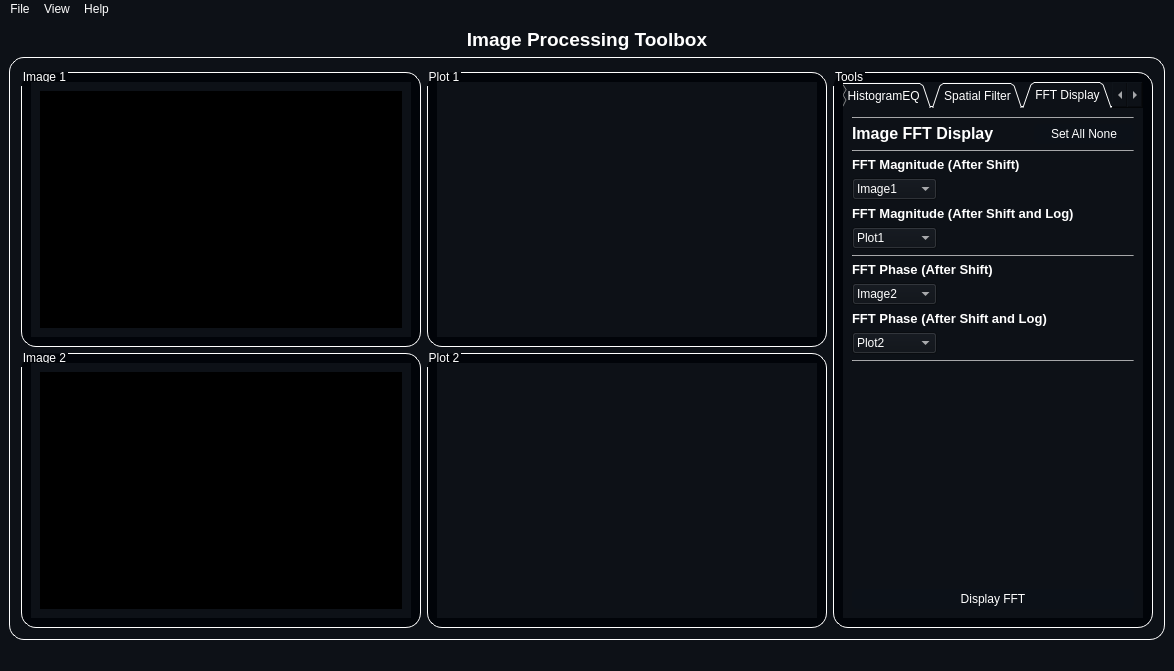
This is resources/MainWindow.ui in mo-gaafar/image-processing-toolbox as Qt 5 draws it before an edit. The edited form follows.
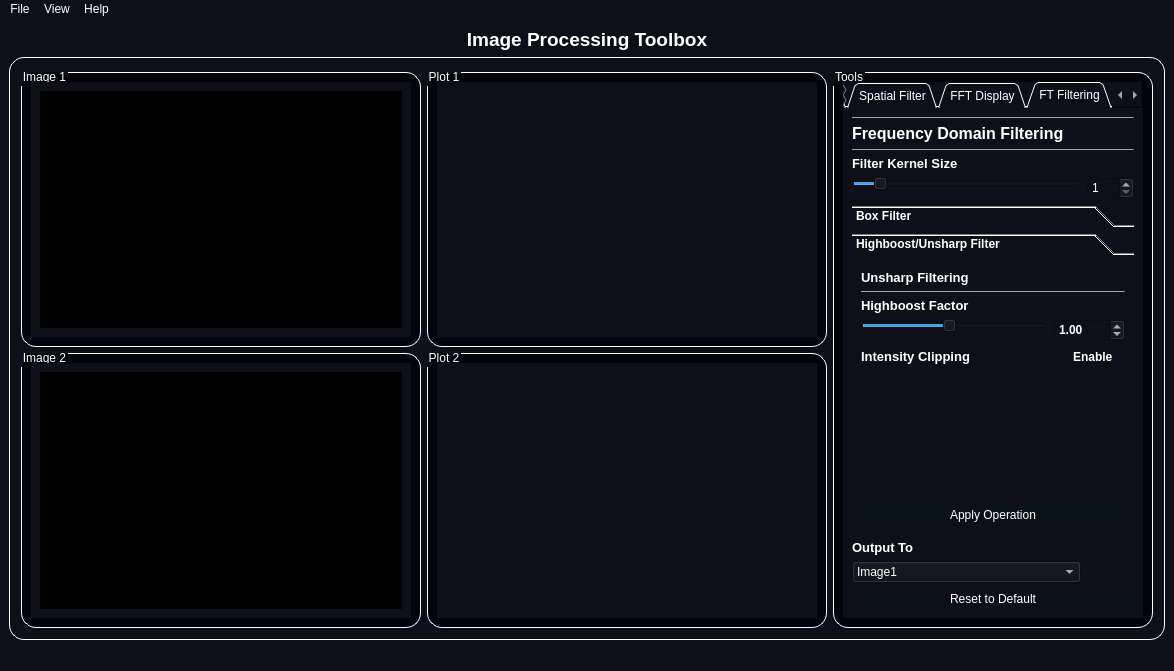
This is the edited form. The open tabs and pages were chosen to show the change. Icons and pictures are not drawn.

```diff
--- a/resources/MainWindow.ui
+++ b/resources/MainWindow.ui
@@ -7,7 +7,7 @@
     <x>0</x>
     <y>0</y>
     <width>1170</width>
-    <height>638</height>
+    <height>645</height>
    </rect>
   </property>
   <property name="windowTitle">
@@ -392,7 +392,7 @@
              <enum>QTabWidget::Triangular</enum>
             </property>
             <property name="currentIndex">
-             <number>4</number>
+             <number>5</number>
             </property>
             <property name="elideMode">
              <enum>Qt::ElideNone</enum>
@@ -2446,6 +2446,454 @@
               </item>
              </layout>
             </widget>
+            <widget class="QWidget" name="tab">
+             <attribute name="title">
+              <string>FT Filtering</string>
+             </attribute>
+             <layout class="QGridLayout" name="gridLayout_21">
+              <item row="0" column="0" colspan="2">
+               <widget class="Line" name="line_24">
+                <property name="maximumSize">
+                 <size>
+                  <width>16777215</width>
+                  <height>1</height>
+                 </size>
+                </property>
+                <property name="styleSheet">
+                 <string notr="true">background-color: rgba(255, 255, 255,100);</string>
+                </property>
+                <property name="orientation">
+                 <enum>Qt::Horizontal</enum>
+                </property>
+               </widget>
+              </item>
+              <item row="1" column="0">
+               <widget class="QLabel" name="label_35">
+                <property name="text">
+                 <string>&lt;html&gt;&lt;head/&gt;&lt;body&gt;&lt;p&gt;&lt;span style=&quot; font-size:12pt; font-weight:600;&quot;&gt;Frequency Domain Filtering&lt;/span&gt;&lt;/p&gt;&lt;/body&gt;&lt;/html&gt;</string>
+                </property>
+               </widget>
+              </item>
+              <item row="4" column="1">
+               <widget class="QDoubleSpinBox" name="ft_kernel_spinbox">
+                <property name="decimals">
+                 <number>0</number>
+                </property>
+                <property name="minimum">
+                 <double>1.000000000000000</double>
+                </property>
+                <property name="maximum">
+                 <double>101.000000000000000</double>
+                </property>
+                <property name="singleStep">
+                 <double>2.000000000000000</double>
+                </property>
+                <property name="value">
+                 <double>1.000000000000000</double>
+                </property>
+               </widget>
+              </item>
+              <item row="6" column="0">
+               <widget class="QLabel" name="label_36">
+                <property name="text">
+                 <string>&lt;html&gt;&lt;head/&gt;&lt;body&gt;&lt;p&gt;&lt;span style=&quot; font-size:10pt; font-weight:600;&quot;&gt;Output To&lt;/span&gt;&lt;/p&gt;&lt;/body&gt;&lt;/html&gt;</string>
+                </property>
+               </widget>
+              </item>
+              <item row="7" column="0">
+               <widget class="QComboBox" name="ftfilter_outout_combobox">
+                <item>
+                 <property name="text">
+                  <string>Image1</string>
+                 </property>
+                </item>
+                <item>
+                 <property name="text">
+                  <string>Image2</string>
+                 </property>
+                </item>
+                <item>
+                 <property name="text">
+                  <string>Plot1</string>
+                 </property>
+                </item>
+                <item>
+                 <property name="text">
+                  <string>Plot2</string>
+                 </property>
+                </item>
+               </widget>
+              </item>
+              <item row="2" column="0" colspan="2">
+               <widget class="Line" name="line_23">
+                <property name="maximumSize">
+                 <size>
+                  <width>16777215</width>
+                  <height>1</height>
+                 </size>
+                </property>
+                <property name="styleSheet">
+                 <string notr="true">background-color: rgba(255, 255, 255,100);</string>
+                </property>
+                <property name="orientation">
+                 <enum>Qt::Horizontal</enum>
+                </property>
+               </widget>
+              </item>
+              <item row="3" column="0">
+               <widget class="QLabel" name="label_37">
+                <property name="text">
+                 <string>&lt;html&gt;&lt;head/&gt;&lt;body&gt;&lt;p&gt;&lt;span style=&quot; font-size:10pt; font-weight:600;&quot;&gt;Filter Kernel Size&lt;/span&gt;&lt;/p&gt;&lt;/body&gt;&lt;/html&gt;</string>
+                </property>
+               </widget>
+              </item>
+              <item row="4" column="0">
+               <widget class="QSlider" name="ft_kernel_slider">
+                <property name="minimumSize">
+                 <size>
+                  <width>0</width>
+                  <height>0</height>
+                 </size>
+                </property>
+                <property name="minimum">
+                 <number>0</number>
+                </property>
+                <property name="maximum">
+                 <number>101</number>
+                </property>
+                <property name="singleStep">
+                 <number>1</number>
+                </property>
+                <property name="sliderPosition">
+                 <number>10</number>
+                </property>
+                <property name="tracking">
+                 <bool>true</bool>
+                </property>
+                <property name="orientation">
+                 <enum>Qt::Horizontal</enum>
+                </property>
+                <property name="invertedAppearance">
+                 <bool>false</bool>
+                </property>
+                <property name="invertedControls">
+                 <bool>false</bool>
+                </property>
+                <property name="tickPosition">
+                 <enum>QSlider::TicksBelow</enum>
+                </property>
+                <property name="tickInterval">
+                 <number>10</number>
+                </property>
+               </widget>
+              </item>
+              <item row="5" column="0" colspan="2">
+               <widget class="QToolBox" name="toolbox_ftfilt">
+                <property name="font">
+                 <font>
+                  <weight>75</weight>
+                  <italic>false</italic>
+                  <bold>true</bold>
+                 </font>
+                </property>
+                <property name="currentIndex">
+                 <number>0</number>
+                </property>
+                <widget class="QWidget" name="page_8">
+                 <property name="geometry">
+                  <rect>
+                   <x>0</x>
+                   <y>0</y>
+                   <width>282</width>
+                   <height>264</height>
+                  </rect>
+                 </property>
+                 <attribute name="label">
+                  <string>Box Filter</string>
+                 </attribute>
+                 <layout class="QFormLayout" name="formLayout_4">
+                  <item row="0" column="0" colspan="2">
+                   <widget class="QLabel" name="label_38">
+                    <property name="text">
+                     <string>&lt;html&gt;&lt;head/&gt;&lt;body&gt;&lt;p&gt;&lt;span style=&quot; font-size:10pt; font-weight:600;&quot;&gt;Linear Box Blur Filter in Frequency&lt;/span&gt;&lt;/p&gt;&lt;/body&gt;&lt;/html&gt;</string>
+                    </property>
+                   </widget>
+                  </item>
+                  <item row="1" column="0" colspan="2">
+                   <widget class="Line" name="line_25">
+                    <property name="maximumSize">
+                     <size>
+                      <width>16777215</width>
+                      <height>1</height>
+                     </size>
+                    </property>
+                    <property name="styleSheet">
+                     <string notr="true">background-color: rgba(255, 255, 255,100);</string>
+                    </property>
+                    <property name="orientation">
+                     <enum>Qt::Horizontal</enum>
+                    </property>
+                   </widget>
+                  </item>
+                  <item row="2" column="0">
+                   <widget class="QFrame" name="frame_5">
+                    <property name="minimumSize">
+                     <size>
+                      <width>0</width>
+                      <height>30</height>
+                     </size>
+                    </property>
+                    <property name="frameShape">
+                     <enum>QFrame::StyledPanel</enum>
+                    </property>
+                    <property name="frameShadow">
+                     <enum>QFrame::Raised</enum>
+                    </property>
+                   </widget>
+                  </item>
+                  <item row="2" column="1">
+                   <spacer name="verticalSpacer_12">
+                    <property name="orientation">
+                     <enum>Qt::Vertical</enum>
+                    </property>
+                    <property name="sizeType">
+                     <enum>QSizePolicy::MinimumExpanding</enum>
+                    </property>
+                    <property name="sizeHint" stdset="0">
+                     <size>
+                      <width>20</width>
+                      <height>50</height>
+                     </size>
+                    </property>
+                   </spacer>
+                  </item>
+                  <item row="3" column="0" colspan="2">
+                   <widget class="QPushButton" name="boxblur_ft_apply">
+                    <property name="minimumSize">
+                     <size>
+                      <width>100</width>
+                      <height>0</height>
+                     </size>
+                    </property>
+                    <property name="styleSheet">
+                     <string notr="true">QPushButton {
+    border-radius: 5px;
+    border-style: outset;
+    background: rgb(12, 17, 24);
+	padding: 3;
+    }
+
+QPushButton:hover {
+    background: rgb(63, 95, 127)
+    }
+
+QPushButton:pressed {
+    border-style: inset;
+    background:rgb(20, 20, 20)
+    }</string>
+                    </property>
+                    <property name="text">
+                     <string>Apply Operation</string>
+                    </property>
+                   </widget>
+                  </item>
+                 </layout>
+                </widget>
+                <widget class="QWidget" name="page_9">
+                 <property name="geometry">
+                  <rect>
+                   <x>0</x>
+                   <y>0</y>
+                   <width>282</width>
+                   <height>264</height>
+                  </rect>
+                 </property>
+                 <attribute name="label">
+                  <string>Highboost/Unsharp Filter</string>
+                 </attribute>
+                 <layout class="QGridLayout" name="gridLayout_20">
+                  <item row="0" column="0">
+                   <widget class="QLabel" name="label_39">
+                    <property name="text">
+                     <string>&lt;html&gt;&lt;head/&gt;&lt;body&gt;&lt;p&gt;&lt;span style=&quot; font-size:10pt; font-weight:600;&quot;&gt;Unsharp Filtering&lt;/span&gt;&lt;/p&gt;&lt;/body&gt;&lt;/html&gt;</string>
+                    </property>
+                   </widget>
+                  </item>
+                  <item row="1" column="0" colspan="3">
+                   <widget class="Line" name="line_26">
+                    <property name="maximumSize">
+                     <size>
+                      <width>16777215</width>
+                      <height>1</height>
+                     </size>
+                    </property>
+                    <property name="styleSheet">
+                     <string notr="true">background-color: rgba(255, 255, 255,100);</string>
+                    </property>
+                    <property name="orientation">
+                     <enum>Qt::Horizontal</enum>
+                    </property>
+                   </widget>
+                  </item>
+                  <item row="2" column="0">
+                   <widget class="QLabel" name="label_40">
+                    <property name="text">
+                     <string>&lt;html&gt;&lt;head/&gt;&lt;body&gt;&lt;p&gt;&lt;span style=&quot; font-size:10pt; font-weight:600;&quot;&gt;Highboost Factor&lt;/span&gt;&lt;/p&gt;&lt;/body&gt;&lt;/html&gt;</string>
+                    </property>
+                   </widget>
+                  </item>
+                  <item row="3" column="0" colspan="2">
+                   <widget class="QSlider" name="highboostft_factor_slider">
+                    <property name="minimum">
+                     <number>1</number>
+                    </property>
+                    <property name="maximum">
+                     <number>20</number>
+                    </property>
+                    <property name="singleStep">
+                     <number>1</number>
+                    </property>
+                    <property name="sliderPosition">
+                     <number>10</number>
+                    </property>
+                    <property name="tracking">
+                     <bool>true</bool>
+                    </property>
+                    <property name="orientation">
+                     <enum>Qt::Horizontal</enum>
+                    </property>
+                    <property name="tickPosition">
+                     <enum>QSlider::TicksBelow</enum>
+                    </property>
+                    <property name="tickInterval">
+                     <number>1</number>
+                    </property>
+                   </widget>
+                  </item>
+                  <item row="3" column="2">
+                   <widget class="QDoubleSpinBox" name="highboostft_factor_spinbox">
+                    <property name="minimum">
+                     <double>0.000000000000000</double>
+                    </property>
+                    <property name="maximum">
+                     <double>100.000000000000000</double>
+                    </property>
+                    <property name="singleStep">
+                     <double>0.100000000000000</double>
+                    </property>
+                    <property name="value">
+                     <double>1.000000000000000</double>
+                    </property>
+                   </widget>
+                  </item>
+                  <item row="4" column="0">
+                   <widget class="QLabel" name="label_41">
+                    <property name="text">
+                     <string>&lt;html&gt;&lt;head/&gt;&lt;body&gt;&lt;p&gt;&lt;span style=&quot; font-size:10pt; font-weight:600;&quot;&gt;Intensity Clipping&lt;/span&gt;&lt;/p&gt;&lt;/body&gt;&lt;/html&gt;</string>
+                    </property>
+                   </widget>
+                  </item>
+                  <item row="5" column="0">
+                   <spacer name="verticalSpacer_13">
+                    <property name="orientation">
+                     <enum>Qt::Vertical</enum>
+                    </property>
+                    <property name="sizeType">
+                     <enum>QSizePolicy::MinimumExpanding</enum>
+                    </property>
+                    <property name="sizeHint" stdset="0">
+                     <size>
+                      <width>20</width>
+                      <height>50</height>
+                     </size>
+                    </property>
+                   </spacer>
+                  </item>
+                  <item row="4" column="2">
+                   <widget class="QCheckBox" name="highboostft_clipping_checkbox">
+                    <property name="enabled">
+                     <bool>true</bool>
+                    </property>
+                    <property name="text">
+                     <string>Enable</string>
+                    </property>
+                    <property name="checked">
+                     <bool>false</bool>
+                    </property>
+                    <property name="autoRepeat">
+                     <bool>false</bool>
+                    </property>
+                    <property name="autoExclusive">
+                     <bool>false</bool>
+                    </property>
+                   </widget>
+                  </item>
+                  <item row="6" column="0" colspan="3">
+                   <widget class="QPushButton" name="highboostft_apply">
+                    <property name="minimumSize">
+                     <size>
+                      <width>100</width>
+                      <height>0</height>
+                     </size>
+                    </property>
+                    <property name="styleSheet">
+                     <string notr="true">QPushButton {
+    border-radius: 5px;
+    border-style: outset;
+    background: rgb(12, 17, 24);
+	padding: 3;
+    }
+
+QPushButton:hover {
+    background: rgb(63, 95, 127)
+    }
+
+QPushButton:pressed {
+    border-style: inset;
+    background:rgb(20, 20, 20)
+    }</string>
+                    </property>
+                    <property name="text">
+                     <string>Apply Operation</string>
+                    </property>
+                   </widget>
+                  </item>
+                 </layout>
+                </widget>
+               </widget>
+              </item>
+              <item row="8" column="0" colspan="2">
+               <widget class="QPushButton" name="reset_operations_ftfilt">
+                <property name="minimumSize">
+                 <size>
+                  <width>0</width>
+                  <height>20</height>
+                 </size>
+                </property>
+                <property name="styleSheet">
+                 <string notr="true">QPushButton {
+    border-radius: 5px;
+    border-style: outset;
+    background: rgb(12, 17, 24);
+	padding: 3;
+    }
+
+QPushButton:hover {
+    background: rgb(63, 95, 127)
+    }
+
+QPushButton:pressed {
+    border-style: inset;
+    background:rgb(20, 20, 20)
+    }</string>
+                </property>
+                <property name="text">
+                 <string>Reset to Default</string>
+                </property>
+               </widget>
+              </item>
+             </layout>
+            </widget>
            </widget>
           </item>
          </layout>
```
Left out of the diff: 300 changed lines with no effect on the pictures.
